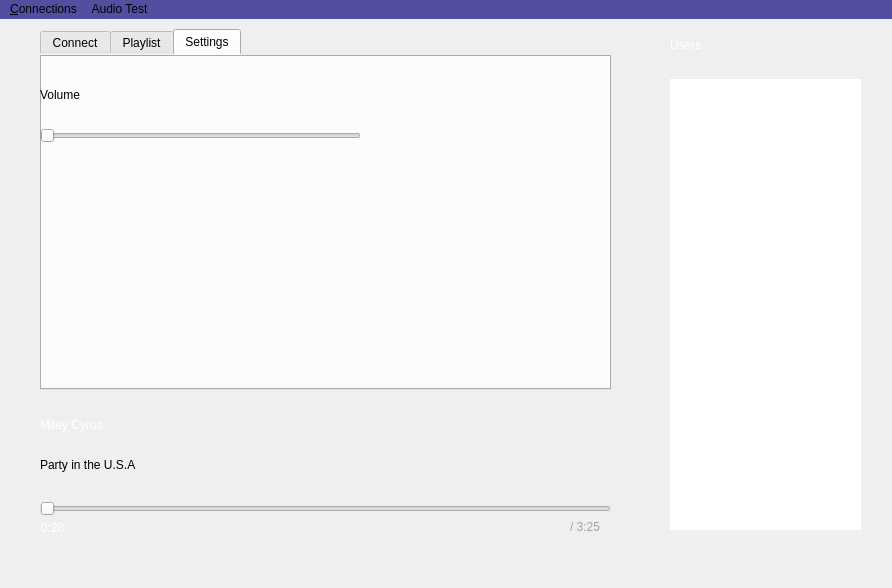
Above: Source/Client/mainwindow.ui from imoongom/commaudio before the change. Below: the same form after it.
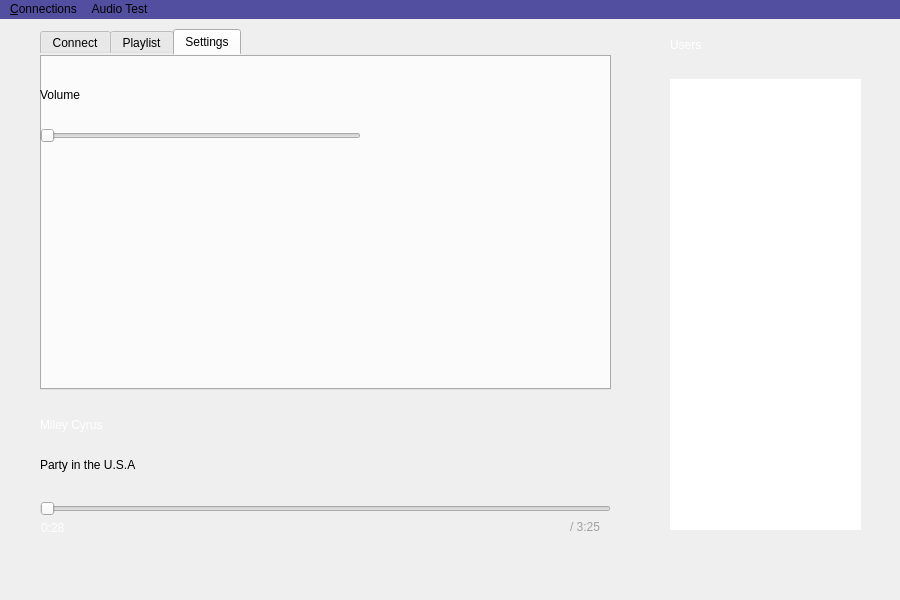
That is the form after the change.

Commit message: add restrict window size

Diff of the .ui file:
```diff
--- a/Source/Client/mainwindow.ui
+++ b/Source/Client/mainwindow.ui
@@ -6,10 +6,28 @@
    <rect>
     <x>0</x>
     <y>0</y>
-    <width>892</width>
-    <height>588</height>
+    <width>900</width>
+    <height>600</height>
    </rect>
   </property>
+  <property name="sizePolicy">
+   <sizepolicy hsizetype="Fixed" vsizetype="Preferred">
+    <horstretch>0</horstretch>
+    <verstretch>0</verstretch>
+   </sizepolicy>
+  </property>
+  <property name="minimumSize">
+   <size>
+    <width>900</width>
+    <height>600</height>
+   </size>
+  </property>
+  <property name="maximumSize">
+   <size>
+    <width>900</width>
+    <height>600</height>
+   </size>
+  </property>
   <property name="windowTitle">
    <string>Need a fancy program name and icon</string>
   </property>
@@ -345,8 +363,8 @@
     <rect>
      <x>0</x>
      <y>0</y>
-     <width>892</width>
-     <height>31</height>
+     <width>900</width>
+     <height>21</height>
     </rect>
    </property>
    <property name="styleSheet">
```
The commit also changes 1 other file.
